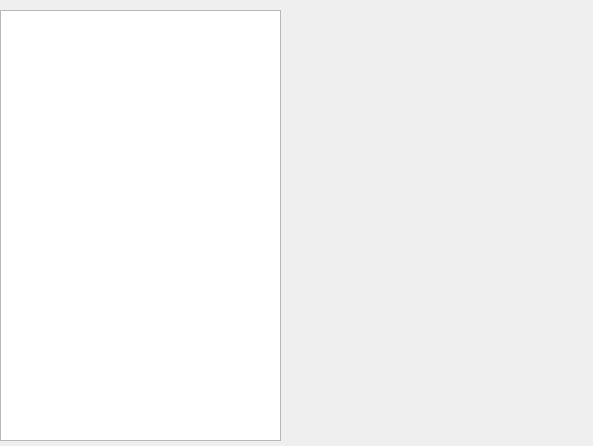
AU-ExoMars/PCOT, file graph/tabsource.ui: the form before one commit.
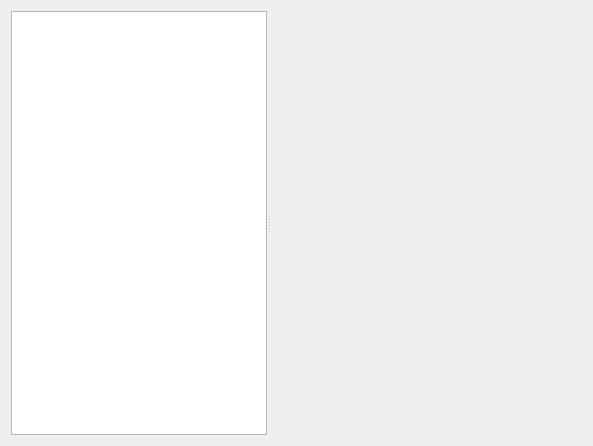
The form after the commit. Custom widgets are drawn as their Qt base class.

Commit message: Expanding responsive layout, and canvas keeps image aspect ratio

```diff
--- a/graph/tabsource.ui
+++ b/graph/tabsource.ui
@@ -13,26 +13,37 @@
   <property name="windowTitle">
    <string>Form</string>
   </property>
+  <layout class="QGridLayout" name="gridLayout">
+   <item row="0" column="0">
+    <widget class="QSplitter" name="splitter">
+     <property name="orientation">
+      <enum>Qt::Horizontal</enum>
+     </property>
   <widget class="QTreeView" name="treeView">
-   <property name="geometry">
-    <rect>
-     <x>0</x>
-     <y>10</y>
-     <width>281</width>
-     <height>431</height>
-    </rect>
+      <property name="minimumSize">
+       <size>
+        <width>50</width>
+        <height>0</height>
+       </size>
    </property>
   </widget>
   <widget class="Canvas" name="canvas" native="true">
-   <property name="geometry">
-    <rect>
-     <x>300</x>
-     <y>20</y>
-     <width>281</width>
-     <height>231</height>
-    </rect>
-   </property>
-  </widget>
+      <property name="sizePolicy">
+       <sizepolicy hsizetype="Preferred" vsizetype="Preferred">
+        <horstretch>1</horstretch>
+        <verstretch>0</verstretch>
+       </sizepolicy>
+      </property>
+      <property name="minimumSize">
+       <size>
+        <width>100</width>
+        <height>0</height>
+       </size>
+      </property>
+     </widget>
+    </widget>
+   </item>
+  </layout>
  </widget>
  <customwidgets>
   <customwidget>
```
Lines whose indentation alone changed are shown as unchanged. The commit also changes 2 other files.
